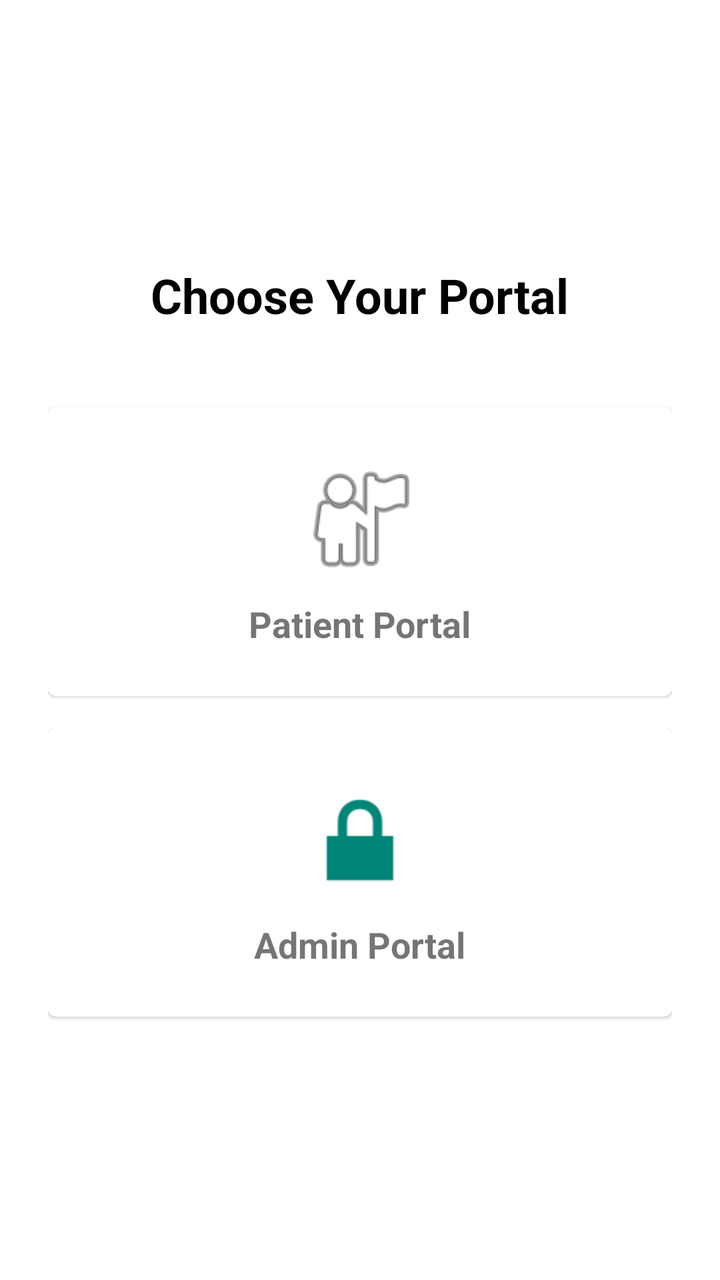
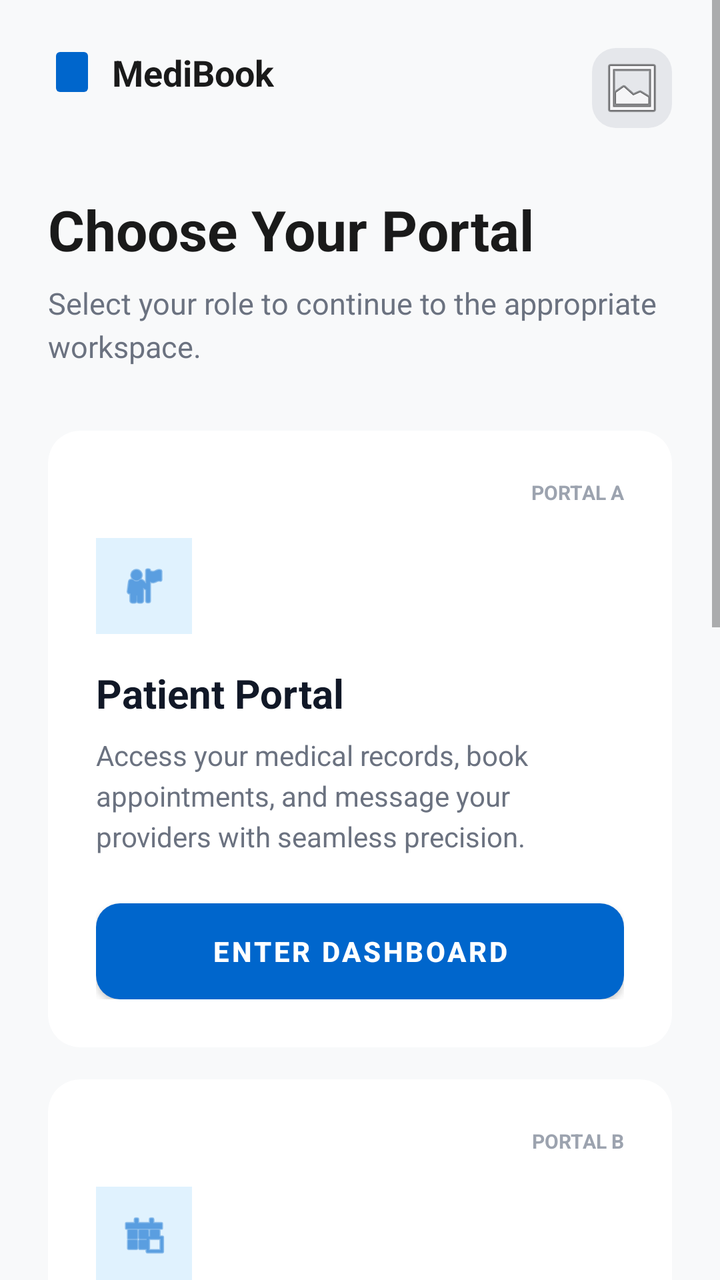

Before-and-after screenshots of an Android layout around one commit, followed by the original layout XML and the change that was made.
<!-- AndroidManifest.xml: application theme Theme.MediBook -->
<!-- res/layout/activity_portal_selection.xml -->
<?xml version="1.0" encoding="utf-8"?>
<LinearLayout xmlns:android="http://schemas.android.com/apk/res/android"
    android:layout_width="match_parent"
    android:layout_height="match_parent"
    android:orientation="vertical"
    android:gravity="center"
    android:padding="24dp"
    android:background="@color/white">

    <TextView
        android:layout_width="wrap_content"
        android:layout_height="wrap_content"
        android:text="Choose Your Portal"
        android:textSize="24sp"
        android:textStyle="bold"
        android:textColor="@color/black"
        android:layout_marginBottom="40dp" />

    <com.google.android.material.card.MaterialCardView
        android:id="@+id/patient_card"
        android:layout_width="match_parent"
        android:layout_height="wrap_content"
        android:layout_marginBottom="16dp"
        android:clickable="true"
        android:focusable="true">

        <LinearLayout
            android:layout_width="match_parent"
            android:layout_height="wrap_content"
            android:orientation="vertical"
            android:padding="24dp"
            android:gravity="center">

            <ImageView
                android:layout_width="64dp"
                android:layout_height="64dp"
                android:src="@android:drawable/ic_menu_myplaces" />

            <TextView
                android:layout_width="wrap_content"
                android:layout_height="wrap_content"
                android:text="Patient Portal"
                android:textSize="18sp"
                android:textStyle="bold"
                android:layout_marginTop="8dp" />
        </LinearLayout>
    </com.google.android.material.card.MaterialCardView>

    <com.google.android.material.card.MaterialCardView
        android:id="@+id/admin_card"
        android:layout_width="match_parent"
        android:layout_height="wrap_content"
        android:clickable="true"
        android:focusable="true">

        <LinearLayout
            android:layout_width="match_parent"
            android:layout_height="wrap_content"
            android:orientation="vertical"
            android:padding="24dp"
            android:gravity="center">

            <ImageView
                android:layout_width="64dp"
                android:layout_height="64dp"
                android:src="@android:drawable/ic_lock_lock" />

            <TextView
                android:layout_width="wrap_content"
                android:layout_height="wrap_content"
                android:text="Admin Portal"
                android:textSize="18sp"
                android:textStyle="bold"
                android:layout_marginTop="8dp" />
        </LinearLayout>
    </com.google.android.material.card.MaterialCardView>

</LinearLayout>
<!-- resources referenced by this layout -->
<resources>
  <color name="black">#FF000000</color>
  <color name="white">#FFFFFFFF</color>
  <style name="Theme.MediBook" parent="Theme.MaterialComponents.DayNight.NoActionBar.Bridge">
          
          <item name="colorPrimary">@color/purple_500</item>
          <item name="colorPrimaryVariant">@color/purple_700</item>
          <item name="colorOnPrimary">@color/white</item>
          
          <item name="colorSecondary">@color/teal_200</item>
          <item name="colorSecondaryVariant">@color/teal_700</item>
          <item name="colorOnSecondary">@color/black</item>
          
          <item name="android:statusBarColor">@color/purple_700</item>
          
      </style>
  <color name="purple_500">#FF6200EE</color>
  <color name="purple_700">#FF3700B3</color>
  <color name="teal_200">#FF03DAC5</color>
  <color name="teal_700">#FF018786</color>
</resources>

<!-- the commit's change to res/layout/activity_portal_selection.xml (unified diff, before → after) -->
@@ -1,78 +1,336 @@
 <?xml version="1.0" encoding="utf-8"?>
-<LinearLayout xmlns:android="http://schemas.android.com/apk/res/android"
+<androidx.constraintlayout.widget.ConstraintLayout 
+    xmlns:android="http://schemas.android.com/apk/res/android"
+    xmlns:app="http://schemas.android.com/apk/res-auto"
+    xmlns:tools="http://schemas.android.com/tools"
     android:layout_width="match_parent"
     android:layout_height="match_parent"
-    android:orientation="vertical"
-    android:gravity="center"
-    android:padding="24dp"
-    android:background="@color/white">
-
-    <TextView
-        android:layout_width="wrap_content"
-        android:layout_height="wrap_content"
-        android:text="Choose Your Portal"
-        android:textSize="24sp"
-        android:textStyle="bold"
-        android:textColor="@color/black"
-        android:layout_marginBottom="40dp" />
-
-    <com.google.android.material.card.MaterialCardView
-        android:id="@+id/patient_card"
+    android:background="#F8F9FA"
+    tools:context=".activities.common.PortalSelectionActivity">
+
+    
+    <ScrollView
         android:layout_width="match_parent"
-        android:layout_height="wrap_content"
-        android:layout_marginBottom="16dp"
-        android:clickable="true"
-        android:focusable="true">
+        android:layout_height="0dp"
+        android:fillViewport="true"
+        app:layout_constraintTop_toTopOf="parent">
 
         <LinearLayout
             android:layout_width="match_parent"
             android:layout_height="wrap_content"
             android:orientation="vertical"
-            android:padding="24dp"
-            android:gravity="center">
-
-            <ImageView
-                android:layout_width="64dp"
-                android:layout_height="64dp"
-                android:src="@android:drawable/ic_menu_myplaces" />
-
+            android:paddingHorizontal="24dp">
+
+            
+            <RelativeLayout
+                android:layout_width="match_parent"
+                android:layout_height="wrap_content"
+                android:layout_marginTop="24dp"
+                android:layout_marginBottom="32dp">
+                
+                <LinearLayout
+                    android:layout_width="wrap_content"
+                    android:layout_height="wrap_content"
+                    android:orientation="horizontal"
+                    android:gravity="center_vertical">
+                    <ImageView
+                        android:layout_width="24dp"
+                        android:layout_height="24dp"
+                        android:src="@drawable/ic_medical_kit"
+                        android:tint="#0066CC" />
+                    <TextView
+                        android:layout_width="wrap_content"
+                        android:layout_height="wrap_content"
+                        android:text="@string/app_name"
+                        android:textColor="#1A1A1A"
+                        android:textSize="18sp"
+                        android:textStyle="bold"
+                        android:layout_marginStart="8dp"/>
+                </LinearLayout>
+
+                
+                <ImageView
+                    android:id="@+id/ivProfile"
+                    android:layout_width="40dp"
+                    android:layout_height="40dp"
+                    android:layout_alignParentEnd="true"
+                    android:src="@android:drawable/ic_menu_gallery"
+                    android:background="@drawable/bg_button_secondary"
+                    android:padding="4dp" />
+            </RelativeLayout>
+
+            
             <TextView
-                android:layout_width="wrap_content"
-                android:layout_height="wrap_content"
-                android:text="Patient Portal"
-                android:textSize="18sp"
+                android:layout_width="match_parent"
+                android:layout_height="wrap_content"
+                android:text="@string/portal_title"
+                android:textSize="28sp"
+                android:textColor="#1A1A1A"
                 android:textStyle="bold"
-                android:layout_marginTop="8dp" />
+                android:layout_marginBottom="8dp"/>
+
+            <TextView
+                android:layout_width="match_parent"
+                android:layout_height="wrap_content"
+                android:text="@string/portal_subtitle"
+                android:textSize="15sp"
+                android:textColor="#6B7280"
+                android:layout_marginBottom="32dp"
+                android:lineSpacingExtra="4dp"/>
+
+            
+            <androidx.cardview.widget.CardView
+                android:layout_width="match_parent"
+                android:layout_height="wrap_content"
+                app:cardCornerRadius="16dp"
+                app:cardElevation="0dp"
+                app:cardBackgroundColor="#FFFFFF"
+                android:layout_marginBottom="16dp">
+                
+                <LinearLayout
+                    android:layout_width="match_parent"
+                    android:layout_height="wrap_content"
+                    android:orientation="vertical"
+                    android:padding="24dp">
+                    
+                    <TextView
+                        android:layout_width="wrap_content"
+                        android:layout_height="wrap_content"
+                        android:text="PORTAL A"
+                        android:textSize="10sp"
+                        android:textColor="#9CA3AF"
+                        android:textStyle="bold"
+                        android:layout_gravity="end"
+                        android:layout_marginBottom="16dp"/>
+                        
+                    <ImageView
+                        android:layout_width="48dp"
+                        android:layout_height="48dp"
+                        android:src="@android:drawable/ic_menu_myplaces"
+                        android:tint="#0066CC"
+                        android:layout_marginBottom="16dp"
+                        android:background="#E0F2FE"
+                        android:padding="12dp"/>
+
+                    <TextView
+                        android:layout_width="match_parent"
+                        android:layout_height="wrap_content"
+                        android:text="@string/patient_title"
+                        android:textSize="20sp"
+                        android:textColor="#111827"
+                        android:textStyle="bold"
+                        android:layout_marginBottom="8dp"/>
+
+                    <TextView
+                        android:layout_width="match_parent"
+                        android:layout_height="wrap_content"
+                        android:text="@string/patient_desc"
+                        android:textSize="14sp"
+                        android:textColor="#6B7280"
+                        android:lineSpacingExtra="4dp"
+                        android:layout_marginBottom="24dp"/>
+
+                    <Button
+                        android:id="@+id/btnPatient"
+                        android:layout_width="match_parent"
+                        android:layout_height="48dp"
+                        android:text="@string/btn_patient"
+                        android:textColor="#FFFFFF"
+                        android:textSize="14sp"
+                        android:textStyle="bold"
+                        android:background="@drawable/bg_button_primary"/>
+                </LinearLayout>
+            </androidx.cardview.widget.CardView>
+
+            
+            <androidx.cardview.widget.CardView
+                android:layout_width="match_parent"
+                android:layout_height="wrap_content"
+                app:cardCornerRadius="16dp"
+                app:cardElevation="0dp"
+                app:cardBackgroundColor="#FFFFFF"
+                android:layout_marginBottom="16dp">
+                
+                <LinearLayout
+                    android:layout_width="match_parent"
+                    android:layout_height="wrap_content"
+                    android:orientation="vertical"
+                    android:padding="24dp">
+                    
+                    <TextView
+                        android:layout_width="wrap_content"
+                        android:layout_height="wrap_content"
+                        android:text="PORTAL B"
+                        android:textSize="10sp"
+                        android:textColor="#9CA3AF"
+                        android:textStyle="bold"
+                        android:layout_gravity="end"
+                        android:layout_marginBottom="16dp"/>
+                        
+                    <ImageView
+                        android:layout_width="48dp"
+                        android:layout_height="48dp"
+                        android:src="@android:drawable/ic_menu_today"
+                        android:tint="#0066CC"
+                        android:layout_marginBottom="16dp"
+                        android:background="#E0F2FE"
+                        android:padding="12dp"/>
+
+                    <TextView
+                        android:layout_width="match_parent"
+                        android:layout_height="wrap_content"
+                        android:text="@string/doctor_title"
+                        android:textSize="20sp"
+                        android:textColor="#111827"
+                        android:textStyle="bold"
+                        android:layout_marginBottom="8dp"/>
+
+                    <TextView
+                        android:layout_width="match_parent"
+                        android:layout_height="wrap_content"
+                        android:text="@string/doctor_desc"
+                        android:textSize="14sp"
+                        android:textColor="#6B7280"
+                        android:lineSpacingExtra="4dp"
+                        android:layout_marginBottom="24dp"/>
+
+                    <Button
+                        android:id="@+id/btnDoctor"
+                        android:layout_width="match_parent"
+                        android:layout_height="48dp"
+                        android:text="@string/btn_doctor"
+                        android:textColor="#FFFFFF"
+                        android:textSize="14sp"
+                        android:textStyle="bold"
+                        android:background="@drawable/bg_button_primary"/>
+                </LinearLayout>
+            </androidx.cardview.widget.CardView>
+
+            
+            <androidx.cardview.widget.CardView
+                android:layout_width="match_parent"
+                android:layout_height="wrap_content"
+                app:cardCornerRadius="16dp"
+                app:cardElevation="0dp"
+                app:cardBackgroundColor="#FFFFFF"
+                android:layout_marginBottom="32dp">
+                
+                <LinearLayout
+                    android:layout_width="match_parent"
+                    android:layout_height="wrap_content"
+                    android:orientation="vertical"
+                    android:padding="24dp">
+                    
+                    <TextView
+                        android:layout_width="wrap_content"
+                        android:layout_height="wrap_content"
+                        android:text="PORTAL C"
+                        android:textSize="10sp"
+                        android:textColor="#9CA3AF"
+                        android:textStyle="bold"
+                        android:layout_gravity="end"
+                        android:layout_marginBottom="16dp"/>
+                        
+                    <ImageView
+                        android:layout_width="48dp"
+                        android:layout_height="48dp"
+                        android:src="@android:drawable/ic_lock_lock"
+                        android:tint="#0066CC"
+                        android:layout_marginBottom="16dp"
+                        android:background="#E0F2FE"
+                        android:padding="12dp"/>
+
+                    <TextView
+                        android:layout_width="match_parent"
+                        android:layout_height="wrap_content"
+                        android:text="@string/admin_title"
+                        android:textSize="20sp"
+                        android:textColor="#111827"
+                        android:textStyle="bold"
+                        android:layout_marginBottom="8dp"/>
+
+                    <TextView
+                        android:layout_width="match_parent"
+                        android:layout_height="wrap_content"
+                        android:text="@string/admin_desc"
+                        android:textSize="14sp"
+                        android:textColor="#6B7280"
+                        android:lineSpacingExtra="4dp"
+                        android:layout_marginBottom="24dp"/>
+
+                    <Button
+                        android:id="@+id/btnAdmin"
+                        android:layout_width="match_parent"
+                        android:layout_height="48dp"
+                        android:text="@string/btn_admin"
+                        android:textColor="#FFFFFF"
+                        android:textSize="14sp"
+                        android:textStyle="bold"
+                        android:background="@drawable/bg_button_primary"/>
+                </LinearLayout>
+            </androidx.cardview.widget.CardView>
+
+            
+            <LinearLayout
+                android:layout_width="match_parent"
+                android:layout_height="wrap_content"
+                android:orientation="horizontal"
+                android:gravity="center"
+                android:layout_marginBottom="24dp">
+                <TextView
+                    android:layout_width="wrap_content"
+                    android:layout_height="wrap_content"
+                    android:text="@string/new_to_medibook"
+                    android:textColor="#6B7280"
+                    android:textSize="13sp"/>
+                <TextView
+                    android:id="@+id/tvContactSupport"
+                    android:layout_width="wrap_content"
+                    android:layout_height="wrap_content"
+                    android:text="@string/contact_support"
+                    android:textColor="#0066CC"
+                    android:textSize="13sp"
+                    android:textStyle="bold"
+                    android:layout_marginStart="4dp"/>
+            </LinearLayout>
+
+            <LinearLayout
+                android:layout_width="match_parent"
+                android:layout_height="wrap_content"
+                android:orientation="horizontal"
+                android:gravity="center"
+                android:layout_marginBottom="32dp">
+                <ImageView
+                    android:layout_width="16dp"
+                    android:layout_height="16dp"
+                    android:src="@android:drawable/ic_lock_idle_lock"
+                    android:tint="#9CA3AF"
+                    android:layout_marginEnd="8dp"/>
+                <TextView
+                    android:layout_width="wrap_content"
+                    android:layout_height="wrap_content"
+                    android:text="@string/hipaa_compliant"
+                    android:textColor="#6B7280"
+                    android:textSize="11sp"
+                    android:textStyle="bold"
+                    android:layout_marginEnd="16dp"/>
+                
+                <ImageView
+                    android:layout_width="16dp"
+                    android:layout_height="16dp"
+                    android:src="@android:drawable/ic_menu_info_details"
+                    android:tint="#9CA3AF"
+                    android:layout_marginEnd="8dp"/>
+                <TextView
+                    android:layout_width="wrap_content"
+                    android:layout_height="wrap_content"
+                    android:text="@string/encryption_256"
+                    android:textColor="#6B7280"
+                    android:textSize="11sp"
+                    android:textStyle="bold"/>
+            </LinearLayout>
+
         </LinearLayout>
-    </com.google.android.material.card.MaterialCardView>
-
-    <com.google.android.material.card.MaterialCardView
-        android:id="@+id/admin_card"
-        android:layout_width="match_parent"
-        android:layout_height="wrap_content"
-        android:clickable="true"
-        android:focusable="true">
-
-        <LinearLayout
-            android:layout_width="match_parent"
-            android:layout_height="wrap_content"
-            android:orientation="vertical"
-            android:padding="24dp"
-            android:gravity="center">
-
-            <ImageView
-                android:layout_width="64dp"
-                android:layout_height="64dp"
-                android:src="@android:drawable/ic_lock_lock" />
-
-            <TextView
-                android:layout_width="wrap_content"
-                android:layout_height="wrap_content"
-                android:text="Admin Portal"
-                android:textSize="18sp"
-                android:textStyle="bold"
-                android:layout_marginTop="8dp" />
-        </LinearLayout>
-    </com.google.android.material.card.MaterialCardView>
-
-</LinearLayout>
+    </ScrollView>
+
+</androidx.constraintlayout.widget.ConstraintLayout>
<!-- resource entries referenced after the edit -->
@@ -1,22 +1,82 @@
 <!-- resources referenced by this layout -->
 <resources>
+  <!-- drawable bg_button_primary (drawable) -->
+  <?xml version="1.0" encoding="utf-8"?>
+  <shape xmlns:android="http://schemas.android.com/apk/res/android">
+      <solid android:color="#0066CC" />
+      <corners android:radius="12dp" />
+  </shape>
+  <!-- drawable bg_button_secondary (drawable) -->
+  <?xml version="1.0" encoding="utf-8"?>
+  <shape xmlns:android="http://schemas.android.com/apk/res/android">
+      <solid android:color="#E5E7EB" />
+      <corners android:radius="12dp" />
+  </shape>
+  <!-- drawable ic_medical_kit (drawable) -->
+  <vector xmlns:android="http://schemas.android.com/apk/res/android"
+      android:width="120dp"
+      android:height="120dp"
+      android:viewportWidth="24"
+      android:viewportHeight="24">
+      
+      
+      <path
+          android:fillColor="#0066CC"
+          android:pathData="M6,2L18,2A2,2 0,0 1,20 4L20,20A2,2 0,0 1,18 22L6,22A2,2 0,0 1,4 20L4,4A2,2 0,0 1,6 2z"/>
+      
+      
+      <path
+          android:fillColor="#FFFFFF"
+          android:pathData="M11,7h2v4h4v2h-4v4h-2v-4H7v-2h4z"/>
+      
+      
+      <path
+          android:fillColor="#0066CC"
+          android:pathData="M9,2h6v2h-6z"/>
+  </vector>
+  <string name="admin_desc">Manage clinic operations, oversee staff schedules, and view system analytics to optimize care delivery.</string>
+  <string name="admin_title">Admin Portal</string>
+  <string name="app_name">MediBook</string>
+  <string name="btn_admin">SYSTEM ACCESS</string>
+  <string name="btn_doctor">DOCTOR ACCESS</string>
+  <string name="btn_patient">ENTER DASHBOARD</string>
+  <string name="contact_support">Contact Support</string>
+  <string name="doctor_desc">Access your clinical workspace, manage patient consultations, and update medical records with ease.</string>
+  <string name="doctor_title">Doctor Portal</string>
+  <string name="encryption_256">256-BIT ENCRYPTION</string>
+  <string name="hipaa_compliant">HIPAA COMPLIANT &amp; SECURE</string>
+  <string name="new_to_medibook">New to MediBook?</string>
+  <string name="patient_desc">Access your medical records, book appointments, and message your providers with seamless precision.</string>
+  <string name="patient_title">Patient Portal</string>
+  <string name="portal_subtitle">Select your role to continue to the appropriate workspace.</string>
+  <string name="portal_title">Choose Your Portal</string>
   <color name="black">#FF000000</color>
+  <color name="background_light">#F8F9FA</color>
+  <color name="surface">#FFFFFF</color>
+  <color name="text_dark">#1A1A1A</color>
   <color name="white">#FFFFFFFF</color>
-  <style name="Theme.MediBook" parent="Theme.MaterialComponents.DayNight.NoActionBar.Bridge">
+  <style name="Theme.MediBook" parent="Theme.MaterialComponents.Light.NoActionBar">
           
-          <item name="colorPrimary">@color/purple_500</item>
-          <item name="colorPrimaryVariant">@color/purple_700</item>
+          <item name="colorPrimary">@color/primary_blue</item>
+          <item name="colorPrimaryVariant">@color/primary_dark</item>
           <item name="colorOnPrimary">@color/white</item>
+          
           
           <item name="colorSecondary">@color/teal_200</item>
           <item name="colorSecondaryVariant">@color/teal_700</item>
           <item name="colorOnSecondary">@color/black</item>
           
-          <item name="android:statusBarColor">@color/purple_700</item>
           
+          <item name="android:statusBarColor">@color/primary_dark</item>
+          <item name="android:windowLightStatusBar" tools:targetApi="m">true</item>
+          
+          
+          <item name="android:windowBackground">@color/background_light</item>
+          <item name="colorSurface">@color/surface</item>
+          <item name="colorOnSurface">@color/text_dark</item>
       </style>
-  <color name="purple_500">#FF6200EE</color>
-  <color name="purple_700">#FF3700B3</color>
+  <color name="primary_blue">#0066CC</color>
+  <color name="primary_dark">#004C99</color>
   <color name="teal_200">#FF03DAC5</color>
   <color name="teal_700">#FF018786</color>
 </resources>
